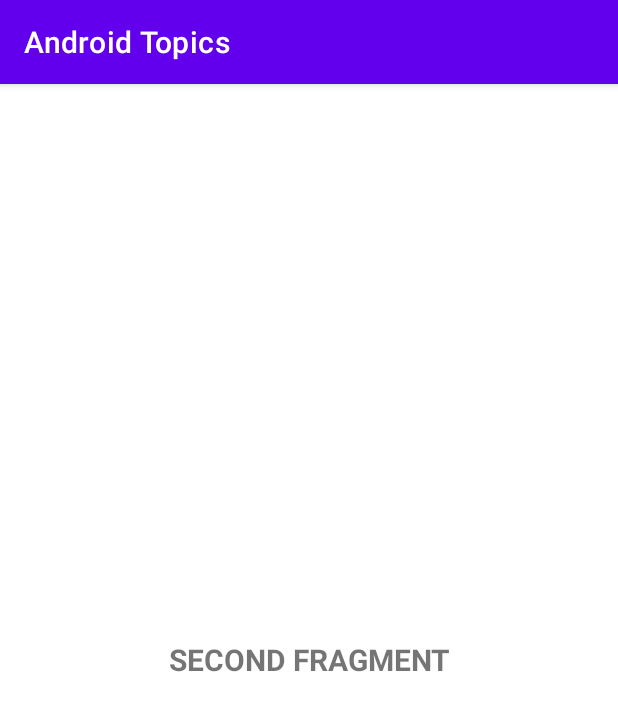
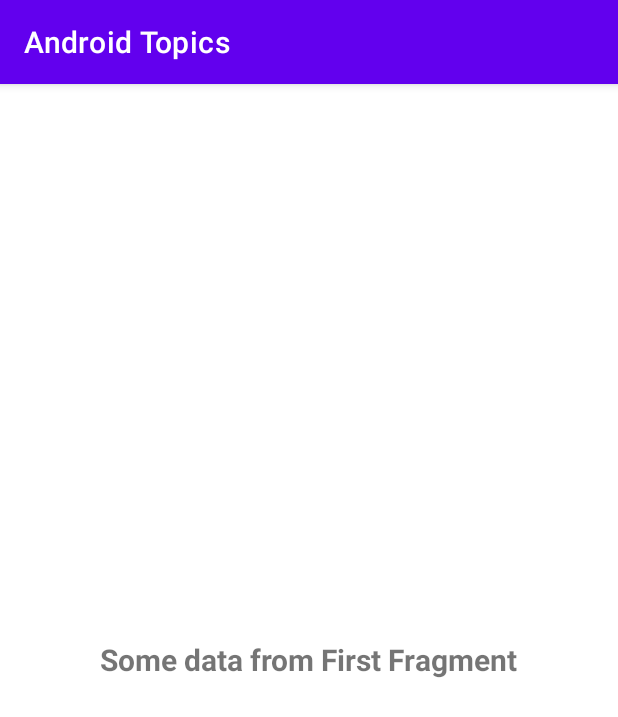
Before and after one commit to AKasparavicius/AndroidTopics, an Android app: the screen it shows after launch (MainActivity), after a tap on "OPEN", on a phone screen of 412 x 824 dp. Shown: the top 717 px of the screen. Run offline under Robolectric (Android 15) with nearby library versions, the phone set to English and light mode, and no system bars.

Commit message:
Pass data with bundle object

```diff
--- a/app/src/main/java/lt/arnas/androidtopics/first_fragment/FirstFragment.kt
+++ b/app/src/main/java/lt/arnas/androidtopics/first_fragment/FirstFragment.kt
@@ -5,6 +5,7 @@ import android.view.LayoutInflater
 import android.view.View
 import android.view.ViewGroup
 import androidx.appcompat.app.AppCompatActivity
+import androidx.core.os.bundleOf
 import androidx.fragment.app.Fragment
 import androidx.fragment.app.viewModels
 import androidx.navigation.findNavController
@@ -28,9 +29,11 @@ class FirstFragment : Fragment() {
 
     override fun onViewCreated(view: View, savedInstanceState: Bundle?) {
         super.onViewCreated(view, savedInstanceState)
+
         binding.openButton.setOnClickListener { view ->
-            view.findNavController().navigate(R.id.action_firstFragment_to_secondFragment)
-
+            val bundle = bundleOf("name_of_key" to "Some data from First Fragment")
+            view.findNavController()
+                .navigate(R.id.action_firstFragment_to_secondFragment, bundle)
         }
     }
 
--- a/app/src/main/java/lt/arnas/androidtopics/second_fragment/SecondFragment.kt
+++ b/app/src/main/java/lt/arnas/androidtopics/second_fragment/SecondFragment.kt
@@ -24,6 +24,11 @@ class SecondFragment : Fragment() {
         return binding.root
     }
 
+    override fun onViewCreated(view: View, savedInstanceState: Bundle?) {
+        super.onViewCreated(view, savedInstanceState)
+        binding.textView.text = arguments?.getString("name_of_key").toString()
+    }
+
     override fun onDestroy() {
         super.onDestroy()
         _binding = null
--- a/app/src/main/res/navigation/nav_graph.xml
+++ b/app/src/main/res/navigation/nav_graph.xml
@@ -12,7 +12,9 @@
         tools:layout="@layout/fragment_first" >
         <action
             android:id="@+id/action_firstFragment_to_secondFragment"
-            app:destination="@id/secondFragment" />
+            app:destination="@id/secondFragment"
+            app:enterAnim="@anim/nav_default_pop_enter_anim"
+            app:exitAnim="@anim/nav_default_pop_exit_anim" />
     </fragment>
     <fragment
         android:id="@+id/secondFragment"
```
